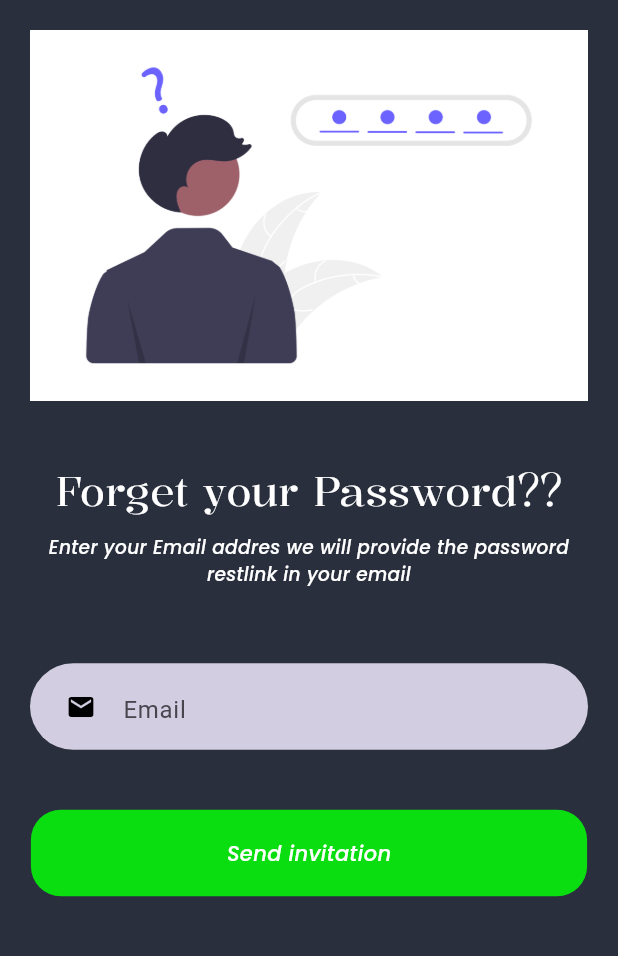
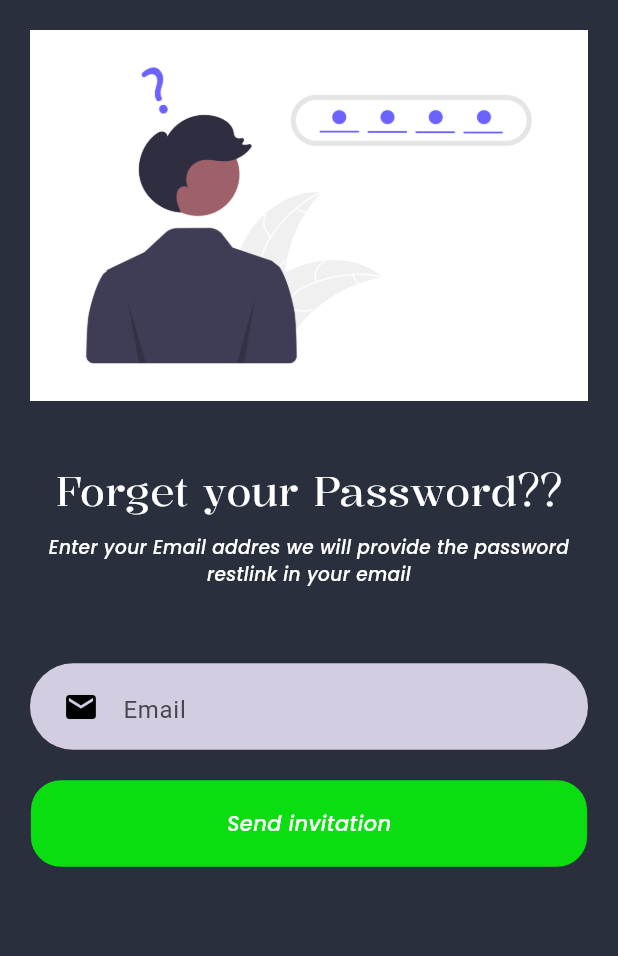
Before and after one commit to AsimSharma/gameappui, a Flutter app: the ForgetPassworScreen screen opened by its route, on a phone screen of 412 x 824 dp, the part 42-998 px from its top. Run offline on Flutter 3.47's test engine with Material 3 defaults, Android fonts, the phone set to English and light mode, and no system bars; our stand-ins replace font_awesome_flutter; project files that could hold a hidden picture were left out.

Commit message:
we have to fixed prefixIcon size

```diff
--- a/lib/config/style/app_colors.dart
+++ b/lib/config/style/app_colors.dart
@@ -16,13 +16,8 @@ const secondText = TextStyle(
     fontFamily: "Poppinsmedium");
 const signuplin =
     TextStyle(color: Colors.blue, fontSize: 14, fontFamily: "Poppinsmedium");
-const topheadingText = TextStyle(
-    color: Colors.white,
-    fontSize: 29,
-    fontWeight: FontWeight.w600,
-    fontFamily: "kalnia");
 
-myTextStyle(Color color, double fontSize, String fontFamily) {
+TextStyle myTextStyle(Color color, double fontSize, String fontFamily) {
   return TextStyle(
     color: color,
     fontSize: fontSize,
--- a/lib/main.dart
+++ b/lib/main.dart
@@ -4,6 +4,7 @@ import 'package:gameappui/screen/forgetpassword_screen.dart';
 import 'package:gameappui/screen/home_screen.dart';
 import 'package:gameappui/screen/login_screen.dart';
 import 'package:gameappui/screen/onboarding_screen.dart';
+import 'package:gameappui/screen/otp_screen.dart';
 import 'package:gameappui/screen/register_screen.dart';
 import 'package:gameappui/screen/reset_password.dart';
 import 'package:gameappui/screen/welcome_screen.dart';
@@ -36,7 +37,8 @@ class MyApp extends StatelessWidget {
         GameUiApp.passwordreset: (context) => const ResetPassword(),
         GameUiApp.passwordresetsucessfully: (context) =>
             const PasswordResetSucessFull(),
-        GameUiApp.welcomescreen: (context) => const WelcomeScreen()
+        GameUiApp.welcomescreen: (context) => const WelcomeScreen(),
+        GameUiApp.optscreen: (context) => const OtpScreen()
       },
     );
   }
--- a/lib/screen/forgetpassword_screen.dart
+++ b/lib/screen/forgetpassword_screen.dart
@@ -68,8 +68,8 @@ class ForgetPassworScreen extends StatelessWidget {
                       icons: Icons.email,
                       textinputTypes: TextInputType.emailAddress),
                 ),
-                const SizedBox(
-                  height: 20,
+                SizedBox(
+                  height: 0.0003.h(context),
                 ),
                 SizedBox(
                   width: 0.9.w(context),
--- a/lib/screen/login_screen.dart
+++ b/lib/screen/login_screen.dart
@@ -50,7 +50,7 @@ class _LoginScreenState extends State<LoginScreen> {
                     logoheader(context),
                     const CustomeInputs(
                       hintText: "Emaill",
-                      icons: Icons.email,
+                      icons: FontAwesomeIcons.mailchimp,
                       textinputTypes: TextInputType.emailAddress,
                     ),
                     const SizedBox(
@@ -58,7 +58,7 @@ class _LoginScreenState extends State<LoginScreen> {
                     ),
                     const CustomeInputs(
                       hintText: "password",
-                      icons: Icons.lock,
+                      icons: FontAwesomeIcons.lock,
                       credentials: true,
                       textinputTypes: TextInputType.emailAddress,
                     ),
--- a/lib/screen/register_screen.dart
+++ b/lib/screen/register_screen.dart
@@ -1,4 +1,5 @@
 import 'package:flutter/material.dart';
+import 'package:font_awesome_flutter/font_awesome_flutter.dart';
 import 'package:gameappui/config/routes.dart';
 import 'package:gameappui/config/style/app_colors.dart';
 import 'package:gameappui/widgets/custome_btns.dart';
@@ -68,7 +69,7 @@ class _RegisterScreenState extends State<RegisterScreen> {
                     ),
                     CustomeInputs(
                         hintText: "Password",
-                        icons: Icons.lock,
+                        icons: FontAwesomeIcons.lock,
                         textEditingController: passwordController,
                         credentials: true,
                         textinputTypes: TextInputType.text),
@@ -77,7 +78,7 @@ class _RegisterScreenState extends State<RegisterScreen> {
                     ),
                     CustomeInputs(
                         hintText: "Confirm-password",
-                        icons: Icons.lock,
+                        icons: FontAwesomeIcons.lock,
                         credentials: true,
                         textEditingController: confirmpassword,
                         textinputTypes: TextInputType.text),
--- a/lib/screen/reset_password.dart
+++ b/lib/screen/reset_password.dart
@@ -80,8 +80,8 @@ class ResetPassword extends StatelessWidget {
                       icons: Icons.lock,
                       textinputTypes: TextInputType.emailAddress),
                 ),
-                const SizedBox(
-                  height: 20,
+                SizedBox(
+                  height: 0.02.h(context),
                 ),
                 SizedBox(
                   width: 0.9.w(context),
--- a/lib/widgets/custome_inputs.dart
+++ b/lib/widgets/custome_inputs.dart
@@ -1,4 +1,5 @@
 import 'package:flutter/material.dart';
+import 'package:font_awesome_flutter/font_awesome_flutter.dart';
 import 'package:gameappui/config/style/app_colors.dart';
 import 'package:gameappui/widgets/extension_responsive.dart';
 
@@ -46,14 +47,15 @@ class _CustomeInputsState extends State<CustomeInputs> {
             focusColor: inputcolor,
             hoverColor: inputcolor,
             fillColor: inputcolor,
-            prefixIcon: Icon(
+            prefixIcon: FaIcon(
               widget.icons,
               color: Colors.black,
-              size: 20,
             ),
             suffixIcon: widget.credentials
                 ? IconButton(
-                    icon: const Icon(Icons.remove_red_eye),
+                    icon: obscureTextbool == widget.credentials
+                        ? const FaIcon(FontAwesomeIcons.eye)
+                        : const FaIcon(FontAwesomeIcons.eyeSlash),
                     onPressed: () {
                       setState(() {
                         obscureTextbool = !obscureTextbool;
```
Also changed, not shown: lib/screen/home_screen.dart (+6 -1 lines), lib/screen/otp_screen.dart (+21 -12 lines).
